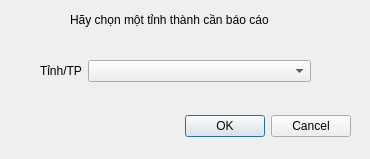
Old version of the form dialog_chontp.ui in the repository xdien/qlsv_ktx.
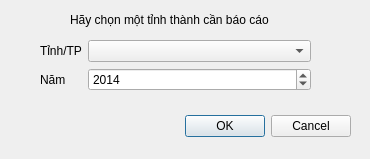
New version of the form.

```diff
--- a/dialog_chontp.ui
+++ b/dialog_chontp.ui
@@ -42,13 +42,13 @@
     <string>Hãy chọn một tỉnh thành cần báo cáo</string>
    </property>
   </widget>
-  <widget class="QWidget" name="">
+  <widget class="QWidget" name="layoutWidget">
    <property name="geometry">
     <rect>
      <x>40</x>
-     <y>60</y>
+     <y>40</y>
      <width>271</width>
-     <height>26</height>
+     <height>56</height>
     </rect>
    </property>
    <layout class="QFormLayout" name="formLayout">
@@ -62,6 +62,27 @@
     <item row="0" column="1">
      <widget class="QComboBox" name="comboBox"/>
     </item>
+    <item row="1" column="1">
+     <widget class="QDateEdit" name="dateEdit">
+      <property name="date">
+       <date>
+        <year>2014</year>
+        <month>1</month>
+        <day>1</day>
+       </date>
+      </property>
+      <property name="displayFormat">
+       <string>yyyy</string>
+      </property>
+     </widget>
+    </item>
+    <item row="1" column="0">
+     <widget class="QLabel" name="label_3">
+      <property name="text">
+       <string>Năm</string>
+      </property>
+     </widget>
+    </item>
    </layout>
   </widget>
  </widget>
```
